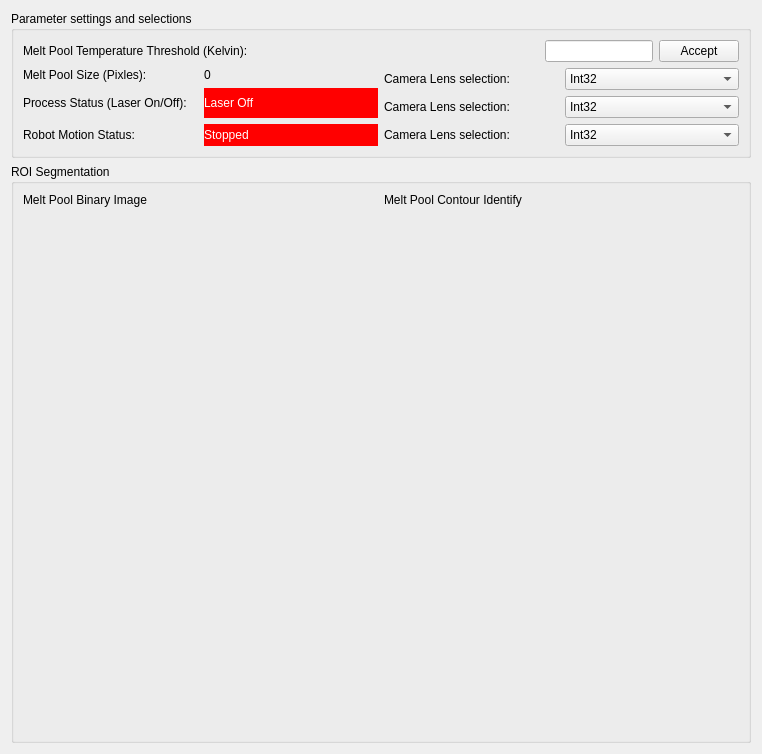
Above: src/Infratec_thermal_camera/Infratec_ros_driver/resources/image_visualizer.ui from Davidlequnchen/MultiSensorFusion-ROS-AM-Monitoring before the change. Below: the same form after it.
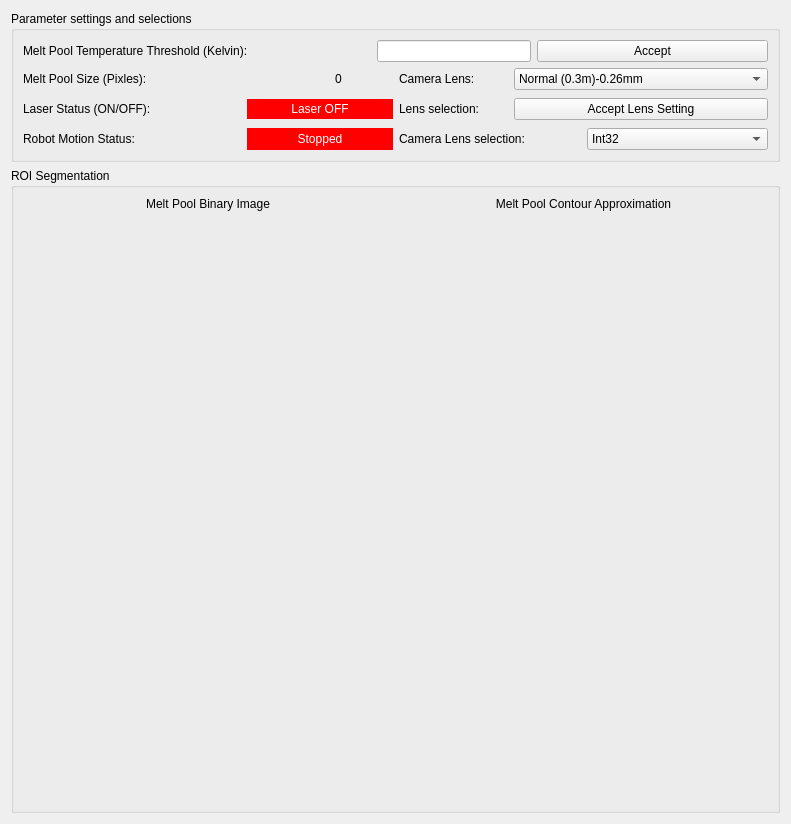
That is the form after the change.

Commit message: Updata GUI for Melt Pool Visualization and contour extraction

```diff
--- a/src/Infratec_thermal_camera/Infratec_ros_driver/resources/image_visualizer.ui
+++ b/src/Infratec_thermal_camera/Infratec_ros_driver/resources/image_visualizer.ui
@@ -6,14 +6,14 @@
    <rect>
     <x>0</x>
     <y>0</y>
-    <width>762</width>
-    <height>754</height>
+    <width>791</width>
+    <height>824</height>
    </rect>
   </property>
   <property name="windowTitle">
    <string>ROS Image Topic Visualizer</string>
   </property>
-  <layout class="QVBoxLayout" name="verticalLayout" stretch="2,8">
+  <layout class="QVBoxLayout" name="verticalLayout" stretch="1,9">
    <item>
     <widget class="QGroupBox" name="groupBox_2">
      <property name="title">
@@ -21,7 +21,7 @@
      </property>
      <layout class="QVBoxLayout" name="verticalLayout_2">
       <item>
-       <layout class="QHBoxLayout" name="horizontalLayout_2" stretch="4,0,0">
+       <layout class="QHBoxLayout" name="horizontalLayout_2" stretch="4,0,2,3">
         <item>
          <widget class="QLabel" name="label_4">
           <property name="text">
@@ -29,6 +29,19 @@
           </property>
          </widget>
         </item>
+        <item>
+         <spacer name="horizontalSpacer">
+          <property name="orientation">
+           <enum>Qt::Horizontal</enum>
+          </property>
+          <property name="sizeHint" stdset="0">
+           <size>
+            <width>40</width>
+            <height>20</height>
+           </size>
+          </property>
+         </spacer>
+        </item>
         <item>
          <widget class="QLineEdit" name="MeltpoolThreshold"/>
         </item>
@@ -42,9 +55,9 @@
        </layout>
       </item>
       <item>
-       <layout class="QGridLayout" name="gridLayout">
-        <item row="0" column="0">
-         <layout class="QHBoxLayout" name="horizontalLayout_3">
+       <layout class="QHBoxLayout" name="horizontalLayout_10" stretch="5,5">
+        <item>
+         <layout class="QHBoxLayout" name="horizontalLayout_3" stretch="5,2,3">
           <item>
            <widget class="QLabel" name="label_5">
             <property name="text">
@@ -53,20 +66,36 @@
            </widget>
           </item>
           <item>
-           <widget class="QLabel" name="label_8">
+           <spacer name="horizontalSpacer_3">
+            <property name="orientation">
+             <enum>Qt::Horizontal</enum>
+            </property>
+            <property name="sizeHint" stdset="0">
+             <size>
+              <width>40</width>
+              <height>20</height>
+             </size>
+            </property>
+           </spacer>
+          </item>
+          <item>
+           <widget class="QLabel" name="lblmps">
             <property name="text">
              <string>0</string>
             </property>
+            <property name="alignment">
+             <set>Qt::AlignCenter</set>
+            </property>
            </widget>
           </item>
          </layout>
         </item>
-        <item row="0" column="1" rowspan="2">
-         <layout class="QHBoxLayout" name="horizontalLayout_7">
+        <item>
+         <layout class="QHBoxLayout" name="horizontalLayout_7" stretch="3,7">
           <item>
            <widget class="QLabel" name="label_11">
             <property name="text">
-             <string>Camera Lens selection:</string>
+             <string>Camera Lens:</string>
             </property>
            </widget>
           </item>
@@ -74,7 +103,7 @@
            <widget class="QComboBox" name="CameraLensCombox">
             <item>
              <property name="text">
-              <string>Int32</string>
+              <string>Normal (0.3m)-0.26mm</string>
              </property>
             </item>
             <item>
@@ -111,80 +140,84 @@
           </item>
          </layout>
         </item>
-        <item row="1" column="0" rowspan="2">
-         <layout class="QHBoxLayout" name="horizontalLayout_4">
+       </layout>
+      </item>
+      <item>
+       <layout class="QHBoxLayout" name="horizontalLayout_11" stretch="5,5">
+        <item>
+         <layout class="QHBoxLayout" name="horizontalLayout_4" stretch="5,1,4">
+          <property name="topMargin">
+           <number>3</number>
+          </property>
+          <property name="bottomMargin">
+           <number>3</number>
+          </property>
           <item>
            <widget class="QLabel" name="label_6">
             <property name="text">
-             <string>Process Status (Laser On/Off): </string>
+             <string>Laser Status (ON/OFF):</string>
             </property>
            </widget>
           </item>
           <item>
-           <widget class="QLabel" name="lblControl_2">
+           <spacer name="horizontalSpacer_4">
+            <property name="orientation">
+             <enum>Qt::Horizontal</enum>
+            </property>
+            <property name="sizeHint" stdset="0">
+             <size>
+              <width>40</width>
+              <height>20</height>
+             </size>
+            </property>
+           </spacer>
+          </item>
+          <item>
+           <widget class="QLabel" name="lblLaserStatus">
             <property name="styleSheet">
              <string notr="true">background-color: rgb(255, 0, 0);
 color: rgb(255, 255, 255);</string>
             </property>
             <property name="text">
-             <string>Laser Off</string>
+             <string>Laser OFF</string>
+            </property>
+            <property name="alignment">
+             <set>Qt::AlignCenter</set>
             </property>
            </widget>
           </item>
          </layout>
         </item>
-        <item row="2" column="1">
-         <layout class="QHBoxLayout" name="horizontalLayout_8">
+        <item>
+         <layout class="QHBoxLayout" name="horizontalLayout_8" stretch="3,7">
           <item>
            <widget class="QLabel" name="label_12">
             <property name="text">
-             <string>Camera Lens selection:</string>
+             <string>Lens selection:</string>
             </property>
            </widget>
           </item>
           <item>
-           <widget class="QComboBox" name="CameraLensCombox_2">
-            <item>
-             <property name="text">
-              <string>Int32</string>
-             </property>
-            </item>
-            <item>
-             <property name="text">
-              <string>Int64</string>
-             </property>
-            </item>
-            <item>
-             <property name="text">
-              <string>Single</string>
-             </property>
-            </item>
-            <item>
-             <property name="text">
-              <string>Double</string>
-             </property>
-            </item>
-            <item>
-             <property name="text">
-              <string>String</string>
-             </property>
-            </item>
-            <item>
-             <property name="text">
-              <string>IdxInt32</string>
-             </property>
-            </item>
-            <item>
-             <property name="text">
-              <string>IdxString</string>
-             </property>
-            </item>
+           <widget class="QPushButton" name="AcceptLensButton">
+            <property name="text">
+             <string>Accept Lens Setting</string>
+            </property>
            </widget>
           </item>
          </layout>
         </item>
-        <item row="3" column="0">
-         <layout class="QHBoxLayout" name="horizontalLayout_5">
+       </layout>
+      </item>
+      <item>
+       <layout class="QHBoxLayout" name="horizontalLayout_12" stretch="5,5">
+        <item>
+         <layout class="QHBoxLayout" name="horizontalLayout_5" stretch="5,1,4">
+          <property name="topMargin">
+           <number>0</number>
+          </property>
+          <property name="bottomMargin">
+           <number>0</number>
+          </property>
           <item>
            <widget class="QLabel" name="label_7">
             <property name="text">
@@ -193,7 +226,20 @@
            </widget>
           </item>
           <item>
-           <widget class="QLabel" name="lblControl">
+           <spacer name="horizontalSpacer_2">
+            <property name="orientation">
+             <enum>Qt::Horizontal</enum>
+            </property>
+            <property name="sizeHint" stdset="0">
+             <size>
+              <width>40</width>
+              <height>20</height>
+             </size>
+            </property>
+           </spacer>
+          </item>
+          <item>
+           <widget class="QLabel" name="lblRobotMotionStatus">
             <property name="styleSheet">
              <string notr="true">background-color: rgb(255, 0, 0);
 color: rgb(255, 255, 255);</string>
@@ -201,11 +247,20 @@
             <property name="text">
              <string>Stopped</string>
             </property>
+            <property name="textFormat">
+             <enum>Qt::AutoText</enum>
+            </property>
+            <property name="alignment">
+             <set>Qt::AlignCenter</set>
+            </property>
+            <property name="wordWrap">
+             <bool>false</bool>
+            </property>
            </widget>
           </item>
          </layout>
         </item>
-        <item row="3" column="1">
+        <item>
          <layout class="QHBoxLayout" name="horizontalLayout_9">
           <item>
            <widget class="QLabel" name="label_13">
@@ -265,7 +320,7 @@
      <property name="title">
       <string>ROI Segmentation</string>
      </property>
-     <layout class="QVBoxLayout" name="verticalLayout_3" stretch="0,5,5">
+     <layout class="QVBoxLayout" name="verticalLayout_3" stretch="0,4,6">
       <item>
        <layout class="QHBoxLayout" name="horizontalLayout_6">
         <item>
@@ -273,12 +328,18 @@
           <property name="text">
            <string>Melt Pool Binary Image</string>
           </property>
+          <property name="alignment">
+           <set>Qt::AlignCenter</set>
+          </property>
          </widget>
         </item>
         <item>
          <widget class="QLabel" name="label_10">
           <property name="text">
-           <string>Melt Pool Contour Identify</string>
+           <string>Melt Pool Contour Approximation</string>
+          </property>
+          <property name="alignment">
+           <set>Qt::AlignCenter</set>
           </property>
          </widget>
         </item>
```
Left out of the diff: 26 changed lines with no effect on the pictures. The commit also changes 201 other files.
